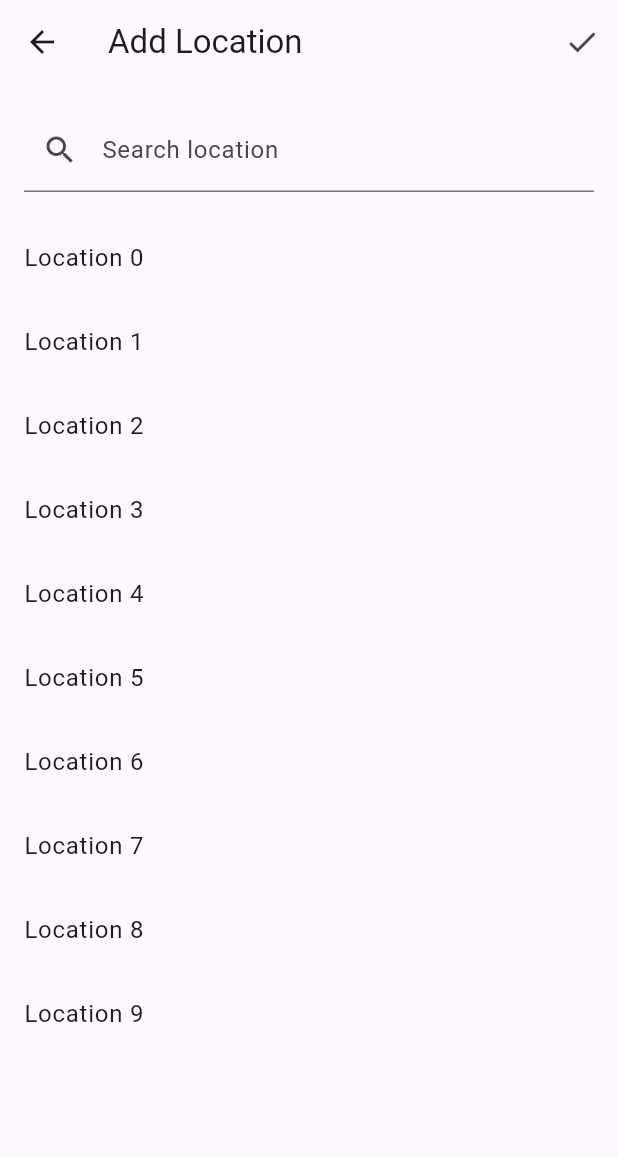
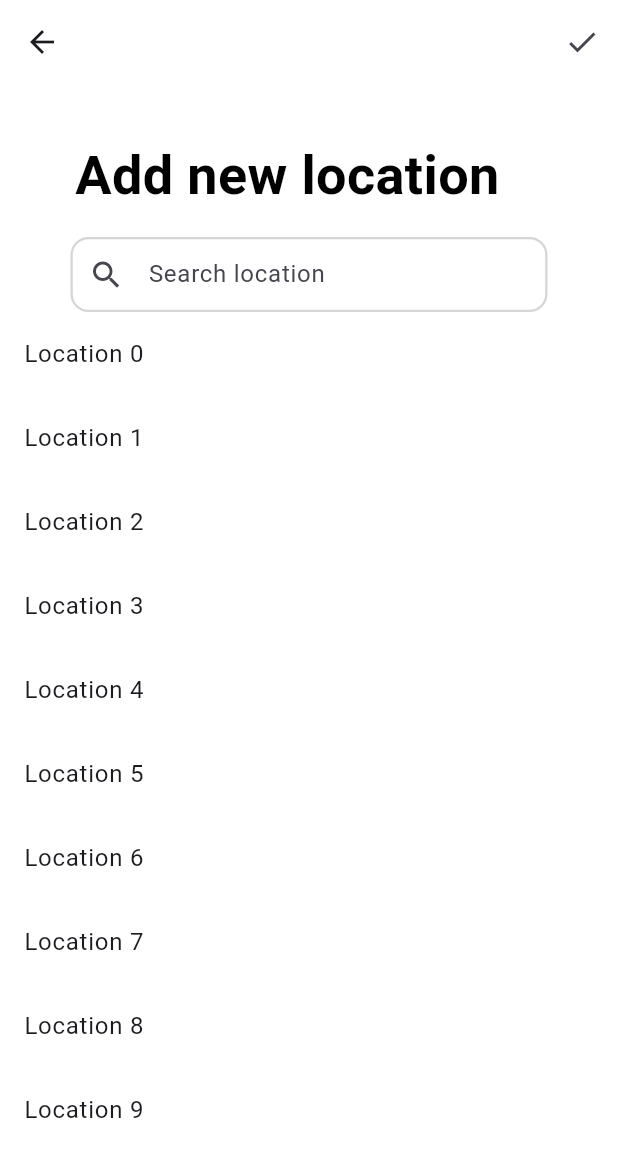
Before and after one commit to Yongjun-Kim-YJ/StyleCast, a Flutter app: the LocationSettingsScreen screen opened directly, after a tap on "Add new location", on a phone screen of 412 x 824 dp. Shown: the top 1157 px of the screen. Run offline on Flutter 3.47's test engine with Material 3 defaults, Android fonts, the phone set to English and light mode, and no system bars; our stand-ins replace firebase_auth, firebase_core, flutter_local_notifications, geolocator, google_sign_in, shared_preferences; accounts and stored records are empty; Roboto replaces fonts that are missing (SF Pro); project files that could hold a hidden picture were left out.

Commit message:
location and add_location design

```diff
--- a/stylecast/lib/src/pages/add_location.dart
+++ b/stylecast/lib/src/pages/add_location.dart
@@ -11,8 +11,9 @@ class _AddLocationScreenState extends State<AddLocationScreen> {
   @override
   Widget build(BuildContext context) {
     return Scaffold(
+      backgroundColor: Colors.white,
       appBar: AppBar(
-        title: Text('Add Location'),
+        backgroundColor: Colors.white,
         actions: [
           IconButton(
             icon: Icon(Icons.check),
@@ -24,17 +25,58 @@ class _AddLocationScreenState extends State<AddLocationScreen> {
       ),
       body: Column(
         children: [
-          Padding(
-            padding: const EdgeInsets.all(16.0),
+          SizedBox(height: 40),
+          const Padding(
+            padding: EdgeInsets.only(left: 8),
+            child: SizedBox(
+              width: 320,
+              child: Text(
+                'Add new location',
+                style: TextStyle(
+                  color: Colors.black,
+                  fontSize: 36,
+                  fontFamily: 'SF Pro',
+                  fontWeight: FontWeight.bold,
+                  height: 0,
+                ),
+              ),
+            ),
+          ),
+          SizedBox(height: 20),
+          Container(
+            width: 318,
+            child: Column(
+              children: [
+                SizedBox(
+                  height: 50,
                   child: TextField(
+                    textAlignVertical: TextAlignVertical.top,
+                    cursorColor: Color(0xFF777777),
                     decoration: InputDecoration(
                       labelText: 'Search location',
                       prefixIcon: Icon(Icons.search),
+                      enabledBorder: OutlineInputBorder(
+                        borderRadius: BorderRadius.circular(12),
+                        borderSide: BorderSide(
+                          color: Color(0xFFD5D5D5), // 테두리 색상
+                          width: 1.5, // 테두리 두께
+                        ),
+                      ),
+                      focusedBorder: OutlineInputBorder(
+                        borderRadius: BorderRadius.circular(12),
+                        borderSide: BorderSide(
+                          color: Color(0xFF2979FF), // 포커스 시 테두리 색상
+                          width: 1.5, // 포커스 시 테두리 두께
+                        ),
+                      ),
                     ),
                     onChanged: (value) {
                       // Perform location search based on the entered value
                       // Update the search results in the UI
                     },
+                  ),
+                ),
+              ],
             ),
           ),
           Expanded(
--- a/stylecast/lib/src/pages/location.dart
+++ b/stylecast/lib/src/pages/location.dart
@@ -46,14 +46,27 @@ class _LocationSettingsScreenState extends State<LocationSettingsScreen> {
         backgroundColor: Colors.white,
         elevation: 0,
         iconTheme: IconThemeData(color: Colors.black),
-        title: Text(
-          'Location',
-          style: TextStyle(color: Colors.black),
-        ),
       ),
       body: Column(
         children: [
           SizedBox(height: 40),
+          const Padding(
+            padding: EdgeInsets.only(left: 10),
+            child: SizedBox(
+              width: 320,
+              child: Text(
+                'Location',
+                style: TextStyle(
+                  color: Colors.black,
+                  fontSize: 36,
+                  fontFamily: 'SF Pro',
+                  fontWeight: FontWeight.bold,
+                  height: 0,
+                ),
+              ),
+            ),
+          ),
+          SizedBox(height: 60),
           Container(
             width: 340,
             child: Material(
@@ -136,6 +149,7 @@ class _LocationSettingsScreenState extends State<LocationSettingsScreen> {
               itemCount: savedLocations.length,
               itemBuilder: (context, index) {
                 return Container(
+                  padding: const EdgeInsets.only(left: 30.0, right: 13),
                   width: 340,
                   child: Material(
                     color: Colors.transparent,
--- a/stylecast/lib/src/pages/settings.dart
+++ b/stylecast/lib/src/pages/settings.dart
@@ -164,7 +164,8 @@ class SettingsScreen extends StatelessWidget {
                         showCupertinoDialog(
                           context: context,
                           builder: (BuildContext context) {
-                            final String newUnit = isCelsius ? "Fahrenheit" : "Celsius";
+                            final String newUnit =
+                                isCelsius ? "Fahrenheit" : "Celsius";
                             return CupertinoAlertDialog(
                               title: const Text(
                                 "Unit Changed!",
@@ -235,7 +236,8 @@ class SettingsScreen extends StatelessWidget {
                       trailing: const Icon(Icons.arrow_forward_ios),
                       onTap: () async {
                         await FirebaseAuth.instance.signOut();
-                        Navigator.of(context).popUntil((route) => route.isFirst);
+                        Navigator.of(context)
+                            .popUntil((route) => route.isFirst);
                         Navigator.pushReplacement(
                           context,
                           MaterialPageRoute(
```
Lines whose indentation alone changed are shown as unchanged.
